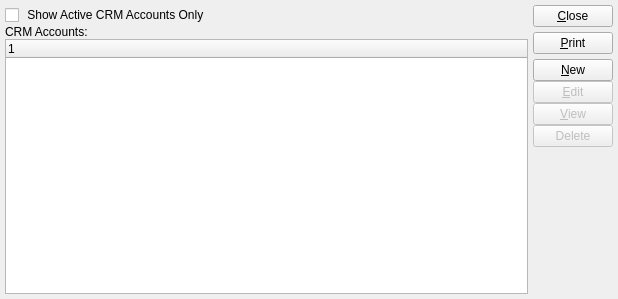
WooodHead/xtuple, file xtuple/trunk/guiclient/crmaccounts.ui: the form before one commit.
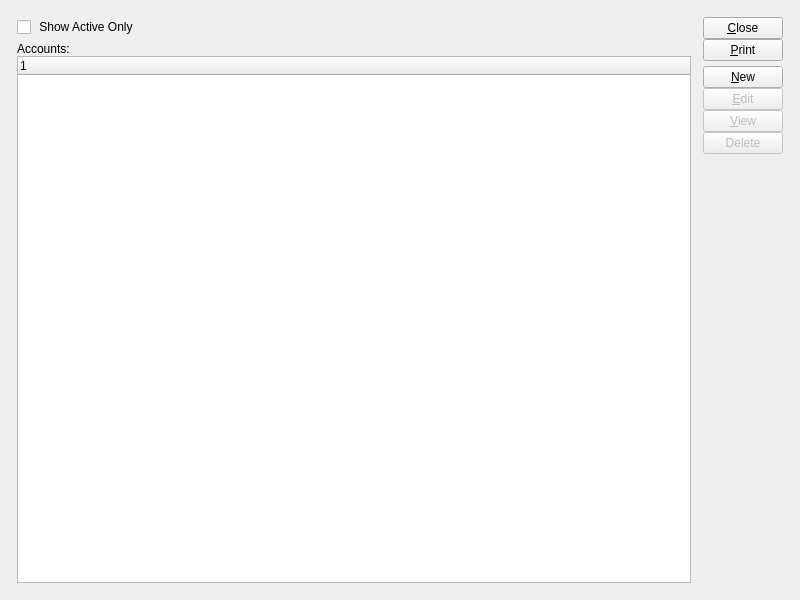
The form after the commit. Custom widgets are drawn as their Qt base class.

Commit message: Cosmetic tweaks for Account windows.

Diff of the .ui file:
```diff
--- a/xtuple/trunk/guiclient/crmaccounts.ui
+++ b/xtuple/trunk/guiclient/crmaccounts.ui
@@ -8,26 +8,40 @@
    <rect>
     <x>0</x>
     <y>0</y>
-    <width>618</width>
-    <height>299</height>
+    <width>800</width>
+    <height>600</height>
    </rect>
   </property>
   <property name="windowTitle" >
    <string>List CRM Accounts</string>
   </property>
-   <layout class="QHBoxLayout" >
-    <item>
+  <layout class="QGridLayout" >
+   <item row="0" column="0" >
+    <layout class="QGridLayout" >
+     <property name="leftMargin" >
+      <number>12</number>
+     </property>
+     <property name="topMargin" >
+      <number>12</number>
+     </property>
+     <property name="rightMargin" >
+      <number>12</number>
+     </property>
+     <property name="bottomMargin" >
+      <number>12</number>
+     </property>
+     <property name="horizontalSpacing" >
+      <number>12</number>
+     </property>
+     <property name="verticalSpacing" >
+      <number>12</number>
+     </property>
+     <item row="0" column="0" >
      <layout class="QVBoxLayout" >
-      <property name="margin" >
-       <number>0</number>
-      </property>
-      <property name="spacing" >
-       <number>0</number>
-      </property>
       <item>
        <widget class="QCheckBox" name="_activeOnly" >
         <property name="text" >
-         <string> Show Active CRM Accounts Only</string>
+          <string> Show Active Only</string>
         </property>
         <property name="shortcut" >
          <string>Alt+I</string>
@@ -35,9 +49,14 @@
        </widget>
       </item>
       <item>
+        <layout class="QVBoxLayout" >
+         <property name="spacing" >
+          <number>0</number>
+         </property>
+         <item>
        <widget class="QLabel" name="_crmaccountsLit" >
         <property name="text" >
-         <string>CRM Accounts:</string>
+            <string>Accounts:</string>
         </property>
        </widget>
       </item>
@@ -46,29 +65,46 @@
       </item>
      </layout>
     </item>
-    <item>
+      </layout>
+     </item>
+     <item row="0" column="1" >
      <layout class="QVBoxLayout" >
-      <property name="margin" >
+       <property name="spacing" >
        <number>0</number>
       </property>
-      <property name="spacing" >
+       <property name="leftMargin" >
        <number>0</number>
       </property>
-      <item>
-       <layout class="QVBoxLayout" >
-        <property name="margin" >
+       <property name="topMargin" >
          <number>0</number>
         </property>
-        <property name="spacing" >
-         <number>5</number>
-        </property>
+       <property name="rightMargin" >
+        <number>0</number>
+       </property>
+       <property name="bottomMargin" >
+        <number>0</number>
+       </property>
         <item>
          <layout class="QVBoxLayout" >
-          <property name="margin" >
+         <property name="spacing" >
+          <number>5</number>
+         </property>
+         <property name="leftMargin" >
            <number>0</number>
           </property>
+         <property name="topMargin" >
+          <number>0</number>
+         </property>
+         <property name="rightMargin" >
+          <number>0</number>
+         </property>
+         <property name="bottomMargin" >
+          <number>0</number>
+         </property>
+         <item>
+          <layout class="QVBoxLayout" >
           <property name="spacing" >
-           <number>5</number>
+            <number>0</number>
           </property>
           <item>
            <widget class="QPushButton" name="_close" >
@@ -94,6 +130,18 @@
           <property name="spacing" >
            <number>0</number>
           </property>
+           <property name="leftMargin" >
+            <number>0</number>
+           </property>
+           <property name="topMargin" >
+            <number>0</number>
+           </property>
+           <property name="rightMargin" >
+            <number>0</number>
+           </property>
+           <property name="bottomMargin" >
+            <number>0</number>
+           </property>
           <item>
            <widget class="QPushButton" name="_new" >
             <property name="text" >
@@ -154,6 +202,8 @@
      </layout>
     </item>
    </layout>
+   </item>
+  </layout>
  </widget>
  <layoutdefault spacing="5" margin="5" />
  <pixmapfunction>qPixmapFromMimeSource</pixmapfunction>
```
Left out of the diff: 11 changed lines with no effect on the pictures. Lines whose indentation alone changed are shown as unchanged. The commit also changes 2 other files.
